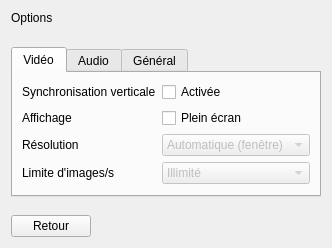
Qt form Source/Elements/UI/OptionsPage.ui (azertval/ProjectGaming) before a commit.
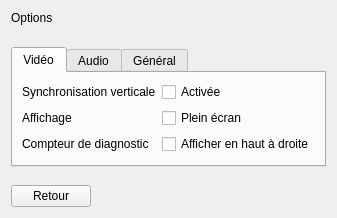
The same form after that commit. Custom widgets are drawn as their Qt base class.

What changed in the file:
```diff
--- a/Source/Elements/UI/OptionsPage.ui
+++ b/Source/Elements/UI/OptionsPage.ui
@@ -28,24 +28,11 @@
        <item row="0" column="1"><widget class="QCheckBox" name="vsyncCheck"><property name="text"><string>Activée</string></property></widget></item>
        <item row="1" column="0"><widget class="QLabel" name="displayLabel"><property name="text"><string>Affichage</string></property></widget></item>
        <item row="1" column="1"><widget class="QCheckBox" name="fullscreenCheck"><property name="text"><string>Plein écran</string></property></widget></item>
-       <item row="2" column="0"><widget class="QLabel" name="resolutionLabel"><property name="text"><string>Résolution</string></property></widget></item>
-       <item row="2" column="1">
-        <widget class="QComboBox" name="resolutionCombo">
-         <property name="enabled"><bool>false</bool></property>
-         <item><property name="text"><string>Automatique (fenêtre)</string></property></item>
-         <item><property name="text"><string>1280 × 720</string></property></item>
-         <item><property name="text"><string>1920 × 1080</string></property></item>
-        </widget>
-       </item>
-       <item row="3" column="0"><widget class="QLabel" name="fpsLabel"><property name="text"><string>Limite d'images/s</string></property></widget></item>
-       <item row="3" column="1">
-        <widget class="QComboBox" name="fpsCombo">
-         <property name="enabled"><bool>false</bool></property>
-         <item><property name="text"><string>Illimité</string></property></item>
-         <item><property name="text"><string>60</string></property></item>
-         <item><property name="text"><string>144</string></property></item>
-        </widget>
-       </item>
+       <!-- Les selecteurs de resolution et de limite d'images/s ont ete RETIRES au LOT-68
+            (EX-IHM-072) : grises et non branches depuis leur creation, ils promettaient un
+            reglage inexistant. A leur place, une bascule qui, elle, agit reellement. -->
+       <item row="2" column="0"><widget class="QLabel" name="diagnosticsLabel"><property name="text"><string>Compteur de diagnostic</string></property></widget></item>
+       <item row="2" column="1"><widget class="QCheckBox" name="diagnosticsCheck"><property name="text"><string>Afficher en haut à droite</string></property></widget></item>
       </layout>
      </widget>
      <widget class="QWidget" name="audioTab">
@@ -94,10 +81,24 @@
        <property name="sizeHint" stdset="0"><size><width>0</width><height>0</height></size></property>
       </spacer>
      </item>
+     <item>
+      <widget class="QLabel" name="hintsLabel">
+       <property name="text"><string/></property>
+       <property name="textFormat"><enum>Qt::RichText</enum></property>
+       <property name="alignment"><set>Qt::AlignRight|Qt::AlignVCenter</set></property>
+      </widget>
+     </item>
     </layout>
    </item>
   </layout>
  </widget>
+ <customwidgets>
+  <customwidget>
+   <class>hmi::PixelMenuButton</class>
+   <extends>QPushButton</extends>
+   <header>HMI/Interface/PixelMenuButton.h</header>
+  </customwidget>
+ </customwidgets>
  <resources/>
  <connections/>
 </ui>
```
Left out of the diff: 2 changed lines with no effect on the pictures.
